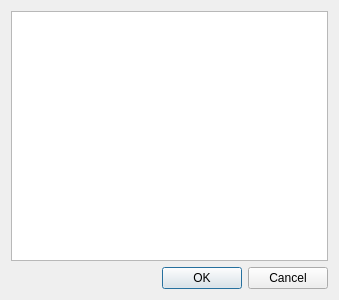
First picture: the form in templateselector.ui, repository svn2github/texstudio-trunk, before the edit.
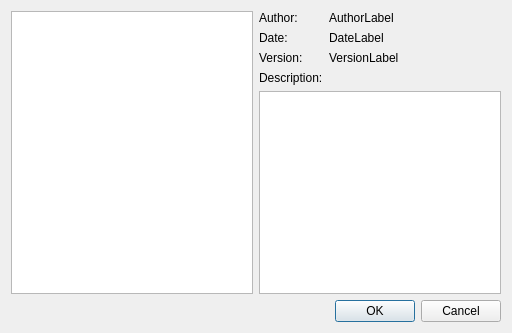
Second picture: the form after the edit.

Patch:
```diff
--- a/templateselector.ui
+++ b/templateselector.ui
@@ -6,16 +6,16 @@
    <rect>
     <x>0</x>
     <y>0</y>
-    <width>339</width>
-    <height>300</height>
+    <width>512</width>
+    <height>333</height>
    </rect>
   </property>
   <property name="windowTitle">
    <string>Dialog</string>
   </property>
-  <layout class="QGridLayout" name="gridLayout">
-   <item row="0" column="0">
-    <layout class="QVBoxLayout" name="verticalLayout">
+  <layout class="QVBoxLayout" name="verticalLayout_2">
+   <item>
+    <layout class="QHBoxLayout" name="horizontalLayout_2" stretch="1,1">
      <item>
       <widget class="QListWidget" name="listWidget">
        <property name="sizePolicy">
@@ -27,6 +27,77 @@
       </widget>
      </item>
      <item>
+      <layout class="QGridLayout" name="gridLayout" columnstretch="0,1">
+       <item row="0" column="0">
+        <widget class="QLabel" name="label">
+         <property name="text">
+          <string>Author:</string>
+         </property>
+        </widget>
+       </item>
+       <item row="0" column="1">
+        <widget class="QLabel" name="lbAuthor">
+         <property name="text">
+          <string>AuthorLabel</string>
+         </property>
+        </widget>
+       </item>
+       <item row="1" column="0">
+        <widget class="QLabel" name="label_2">
+         <property name="text">
+          <string>Date:</string>
+         </property>
+        </widget>
+       </item>
+       <item row="1" column="1">
+        <widget class="QLabel" name="lbDate">
+         <property name="text">
+          <string>DateLabel</string>
+         </property>
+        </widget>
+       </item>
+       <item row="2" column="0">
+        <widget class="QLabel" name="label_3">
+         <property name="text">
+          <string>Version:</string>
+         </property>
+        </widget>
+       </item>
+       <item row="2" column="1">
+        <widget class="QLabel" name="lbVersion">
+         <property name="text">
+          <string>VersionLabel</string>
+         </property>
+        </widget>
+       </item>
+       <item row="3" column="0">
+        <widget class="QLabel" name="label_4">
+         <property name="text">
+          <string>Description:</string>
+         </property>
+         <property name="alignment">
+          <set>Qt::AlignLeading|Qt::AlignLeft|Qt::AlignTop</set>
+         </property>
+        </widget>
+       </item>
+       <item row="4" column="0" colspan="2">
+        <widget class="QTextEdit" name="teDescription">
+         <property name="undoRedoEnabled">
+          <bool>false</bool>
+         </property>
+         <property name="readOnly">
+          <bool>true</bool>
+         </property>
+         <property name="textInteractionFlags">
+          <set>Qt::TextBrowserInteraction</set>
+         </property>
+        </widget>
+       </item>
+      </layout>
+     </item>
+    </layout>
+   </item>
+   <item>
       <layout class="QHBoxLayout" name="horizontalLayout">
        <property name="sizeConstraint">
         <enum>QLayout::SetMaximumSize</enum>
@@ -53,8 +124,6 @@
           <set>QDialogButtonBox::Cancel|QDialogButtonBox::Ok</set>
          </property>
         </widget>
-       </item>
-      </layout>
      </item>
     </layout>
    </item>
```
Lines whose indentation alone changed are shown as unchanged.
